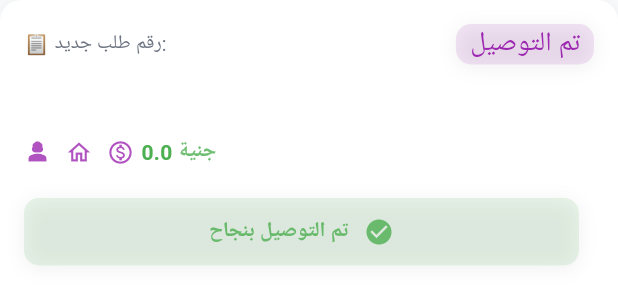
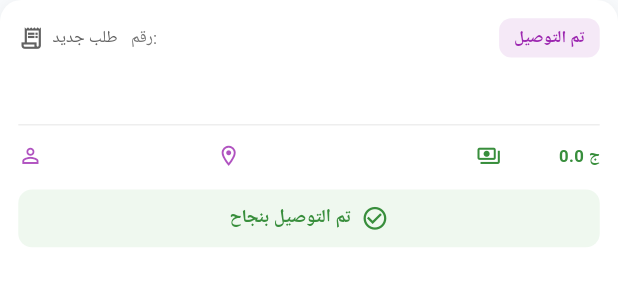
Before and after one commit to AbdelrahmanElkholy41/vill_pharmacy, a Flutter app: the StatusCard widget shown alone on an empty page, opened directly with empty values, on a phone screen of 412 x 824 dp. Shown: the top 305 px of the screen. Run offline on Flutter 3.47's test engine with Material 3 defaults, Android fonts, the phone set to English and light mode, and no system bars; our stand-ins replace dio, equatable, flutter_bloc, flutter_screenutil, flutter_secure_storage, geolocator and 2 more; accounts and stored records are empty; network calls fail; Roboto replaces fonts that are missing (Cairo).

Commit message:
fixed ui order status

```diff
--- a/lib/features/dashboard_pharmacy/presentation/widgets/status_card.dart
+++ b/lib/features/dashboard_pharmacy/presentation/widgets/status_card.dart
@@ -1,6 +1,6 @@
+
 import 'package:flutter/material.dart';
 import 'package:flutter_screenutil/flutter_screenutil.dart';
-import 'package:pharmacy_app/core/helpers/spacing.dart';
 
 import '../../../../core/theme/app_colors.dart';
 import '../../data/modal/all_order_modal.dart';
@@ -13,253 +13,262 @@ class StatusCard extends StatelessWidget {
     required this.order,
   });
 
+  bool get isDelivering =>
+      order.status == 'accepted' || order.status == 'preparing';
+
   @override
   Widget build(BuildContext context) {
     return Container(
-      padding: const EdgeInsets.all(16),
+      width: double.infinity,
+      padding: EdgeInsets.all(12.r),
       decoration: BoxDecoration(
         color: Colors.white,
-        borderRadius: BorderRadius.circular(14),
+        borderRadius: BorderRadius.circular(14.r),
         boxShadow: [
           BoxShadow(
             color: Colors.black.withOpacity(0.06),
-            blurRadius: 10,
+            blurRadius: 8.r,
             offset: const Offset(0, 2),
           ),
         ],
       ),
       child: Column(
-        crossAxisAlignment: CrossAxisAlignment.end,
+        crossAxisAlignment: CrossAxisAlignment.stretch,
+        children: [
+          // Header
+          Wrap(
+            alignment: WrapAlignment.spaceBetween,
+            crossAxisAlignment: WrapCrossAlignment.center,
+            spacing: 8.w,
+            runSpacing: 8.h,
             children: [
               Row(
-            mainAxisAlignment: MainAxisAlignment.spaceBetween,
+                mainAxisSize: MainAxisSize.min,
                 children: [
-              Row(
-                mainAxisAlignment: MainAxisAlignment.start,
-                children: [
-                  Row(
-                    children: [
-                      const Text(
-                        '📋',
-                        style: TextStyle(fontSize: 13),
+                  Icon(
+                    Icons.receipt_long_outlined,
+                    size: 17.sp,
+                    color: Colors.grey.shade700,
                   ),
-                      const SizedBox(width: 4),
+                  SizedBox(width: 5.w),
                   Text(
                     order.isTargeted ? 'موجّه للصيدلية' : 'طلب جديد',
-                        style: const TextStyle(
-                          fontSize: 13,
-                          color: Color(0xFF6B7280),
+                    style: TextStyle(
+                      fontSize: 11.sp,
+                      color: Colors.grey.shade700,
+                    ),
+                  ),
+                  SizedBox(width: 8.w),
+                  Text(
+                    'رقم: ${order.orderNumber}',
+                    style: TextStyle(
+                      fontSize: 11.sp,
+                      color: Colors.grey.shade600,
                     ),
                   ),
                 ],
               ),
-                  Text(
-                    ' رقم: ${order.orderNumber}',
-                    style: const TextStyle(
-                      fontSize: 13,
-                      color: Color(0xFF6B7280),
+              Container(
+                padding: EdgeInsets.symmetric(
+                  horizontal: 9.w,
+                  vertical: 5.h,
+                ),
+                decoration: BoxDecoration(
+                  color: Colors.purple.withOpacity(0.10),
+                  borderRadius: BorderRadius.circular(8.r),
+                ),
+                child: Text(
+                  isDelivering ? 'في الطريق' : 'تم التوصيل',
+                  style: TextStyle(
+                    fontSize: 11.sp,
+                    color: Colors.purple,
+                    fontWeight: FontWeight.w600,
+                  ),
                 ),
               ),
             ],
           ),
-              Row(
-                children: [
-                  Container(
-                    decoration: BoxDecoration(
-                        color: Colors.purple.withOpacity(0.12),
-                        borderRadius: BorderRadius.circular(10),
-                        boxShadow: [
-                          BoxShadow(
-                            color: Colors.black.withOpacity(0.06),
-                            blurRadius: 10,
-                            offset: const Offset(0, 2),
-                          ),
-                        ]),
-                    child: Text(
-                      order.status == 'accepted' || order.status == 'preparing'
-                          ? '  في الطريق  '
-                          : '  تم التوصيل  ',
-                      style: const TextStyle(
-                        fontSize: 18,
-                        color: Colors.purple,
+
+          SizedBox(height: 12.h),
+
+          // Order details
+          Text(
+            order.details,
+            textAlign: TextAlign.right,
+            style: TextStyle(
+              fontSize: 14.sp,
+              fontWeight: FontWeight.bold,
+              color: const Color(0xFF222222),
             ),
           ),
-                  )
+
+          // Prescription image indicator
+          if (order.hasPrescriptionImage) ...[
+            SizedBox(height: 6.h),
+            Row(
+              mainAxisAlignment: MainAxisAlignment.end,
+              children: [
+                Text(
+                  'يوجد صورة روشتة',
+                  style: TextStyle(
+                    fontSize: 11.sp,
+                    color: Colors.green.shade700,
+                  ),
+                ),
+                SizedBox(width: 4.w),
+                Icon(
+                  Icons.image_outlined,
+                  size: 16.sp,
+                  color: Colors.green.shade700,
+                ),
               ],
             ),
           ],
-          ),
-          const SizedBox(height: 10),
-          Column(
+
+          SizedBox(height: 12.h),
+          Divider(height: 1, color: Colors.grey.shade200),
+          SizedBox(height: 12.h),
+
+          // Customer, address and price horizontally
+          Row(
             crossAxisAlignment: CrossAxisAlignment.start,
             children: [
-              Row(
-                mainAxisAlignment: MainAxisAlignment.spaceBetween,
-                children: [
-                  Align(
-                    alignment: Alignment.centerRight,
-                    child: Text(
-                      order.details,
-                      style: const TextStyle(
-                        fontSize: 17,
-                        fontWeight: FontWeight.bold,
-                        color: Color(0xFF111827),
+              Expanded(
+                flex: 3,
+                child: _InfoItem(
+                  icon: Icons.person_outline,
+                  text: order.customer.fullName,
                 ),
               ),
+              SizedBox(width: 8.w),
+              Expanded(
+                flex: 4,
+                child: _InfoItem(
+                  icon: Icons.location_on_outlined,
+                  text: order.customer.address ?? 'العنوان غير متوفر',
                 ),
-                  if (order.hasPrescriptionImage) ...[
-                    const SizedBox(height: 8),
-                    const Row(
-                      mainAxisSize: MainAxisSize.min,
-                      children: [
-                        Text(
-                          '🖼️',
-                          style: TextStyle(fontSize: 12),
               ),
-                        SizedBox(width: 4),
-                        Text(
-                          textAlign: TextAlign.end,
-                          'يوجد صورة روشتة',
-                          style: TextStyle(
-                            fontSize: 12,
-                            color: Color(0xFF22C55E),
+              SizedBox(width: 8.w),
+              Expanded(
+                flex: 2,
+                child: _InfoItem(
+                  icon: Icons.payments_outlined,
+                  text: '${order.price} ج',
+                  color: Colors.green.shade700,
+                  bold: true,
                 ),
               ),
             ],
           ),
-                  ],
-                ],
+
+          SizedBox(height: 14.h),
+
+          // Delivery status
+          Container(
+            width: double.infinity,
+            padding: EdgeInsets.symmetric(vertical: 10.h),
+            decoration: BoxDecoration(
+              color: Colors.green.withOpacity(0.09),
+              borderRadius: BorderRadius.circular(9.r),
             ),
-              const SizedBox(height: 14),
-              Row(children: [
-                Icon(
-                  Icons.person_3_sharp,
-                  size: 18,
-                  color: Colors.purple.withOpacity(0.8),
-                ),
-                horizontalSpace(4.w),
-                Text(
-                  order.customer.fullName,
-                  style: const TextStyle(
-                    fontSize: 14,
-                    color: AppColors.primaryDark,
+            child: Row(
+              mainAxisAlignment: MainAxisAlignment.center,
+              children: [
+                Flexible(
+                  child: Text(
+                    isDelivering ? 'جاري التوصيل' : 'تم التوصيل بنجاح',
+                    textAlign: TextAlign.center,
+                    style: TextStyle(
+                      fontSize: 12.sp,
+                      fontWeight: FontWeight.w600,
+                      color: Colors.green.shade700,
                     ),
                   ),
-                horizontalSpace(4.w),
+                ),
+                SizedBox(width: 6.w),
                 Icon(
-                  Icons.home_outlined,
-                  size: 18,
-                  color: Colors.purple.withOpacity(0.8),
-                ),
-                horizontalSpace(4.w),
-                Text(order.customer.address ?? ' العنوان غير متوفر  ',
-                    style: const TextStyle(
-                      fontSize: 14,
-                      color: AppColors.primaryDark,
-                    )),
-                horizontalSpace(4.w),
-                Icon(Icons.monetization_on_outlined,
-                    size: 18, color: Colors.purple.withOpacity(0.8)),
-                horizontalSpace(4.w),
-                Text(order.price.toString(),
-                    style: const TextStyle(
-                      fontSize: 14,
-                      fontWeight: FontWeight.bold,
-                      color: Colors.green,
-                    )),
-                Text(
-                  " جنية",
-                  style: TextStyle(
-                    fontSize: 14,
-                    fontWeight: FontWeight.bold,
-                    color: Colors.green.withOpacity(0.8),
-                  ),
-                )
-              ])
-            ],
-          ),
-          const SizedBox(height: 20),
-          Row(
-            children: [
-              Expanded(
-                child: Container(
-                  padding: const EdgeInsets.symmetric(vertical: 12),
-                  decoration: BoxDecoration(
-                    color: Colors.green.withOpacity(0.12),
-                    borderRadius: BorderRadius.circular(10),
-                    boxShadow: [
-                      BoxShadow(
-                        color: Colors.black.withOpacity(0.06),
-                        blurRadius: 10,
-                        offset: const Offset(0, 2),
+                  isDelivering
+                      ? Icons.delivery_dining_outlined
+                      : Icons.check_circle_outline,
+                  size: 18.sp,
+                  color: Colors.green.shade700,
                 ),
               ],
             ),
-                  alignment: Alignment.center,
-                  child: Row(
-                    mainAxisAlignment: MainAxisAlignment.center,
-                    children: [
-                      order.status == 'accepted' || order.status == 'preparing'
-                          ? Text(
-                              'جاري التوصيل ',
-                              style: TextStyle(
-                                fontSize: 14,
-                                fontWeight: FontWeight.bold,
-                                color: Colors.green.withOpacity(0.8),
           ),
-                            )
-                          : Text(
-                              'تم التوصيل بنجاح',
-                              style: TextStyle(
-                                fontSize: 14,
-                                fontWeight: FontWeight.bold,
-                                color: Colors.green.withOpacity(0.8),
+
+          // Reject button
+          if (order.isTargeted) ...[
+            SizedBox(height: 9.h),
+            SizedBox(
+              width: double.infinity,
+              child: OutlinedButton.icon(
+                onPressed: () {
+                  // اربط هنا دالة رفض الطلب الموجودة عندك.
+                },
+                icon: Icon(Icons.close, size: 16.sp),
+                label: Text(
+                  'رفض الطلب',
+                  style: TextStyle(fontSize: 12.sp),
                 ),
-                            ),
-                      const SizedBox(width: 10),
-                      order.status == 'accepted' || order.status == 'preparing'
-                          ? Icon(
-                              Icons.delivery_dining_outlined,
-                              color: Colors.green.withOpacity(0.8),
-                              size: 20,
-                            )
-                          : Icon(
-                              Icons.check_circle,
-                              color: Colors.green.withOpacity(0.8),
-                              size: 20,
-                            )
-                    ],
+                style: OutlinedButton.styleFrom(
+                  foregroundColor: Colors.red,
+                  side: const BorderSide(color: Colors.red),
+                  padding: EdgeInsets.symmetric(vertical: 8.h),
+                  minimumSize: Size(0, 36.h),
+                  tapTargetSize: MaterialTapTargetSize.shrinkWrap,
+                  shape: RoundedRectangleBorder(
+                    borderRadius: BorderRadius.circular(9.r),
                   ),
                 ),
               ),
-              const SizedBox(width: 10),
-              order.isTargeted
-                  ? Expanded(
-                      child: ElevatedButton(
-                        onPressed: () {},
-                        style: ElevatedButton.styleFrom(
-                          backgroundColor: const Color(0xFFEF4444),
-                          foregroundColor: Colors.white,
-                          padding: const EdgeInsets.symmetric(vertical: 12),
-                          shape: RoundedRectangleBorder(
-                            borderRadius: BorderRadius.circular(10),
             ),
-                          elevation: 0,
-                        ),
-                        child: const Text(
-                          '✕ رفض',
-                          style: TextStyle(
-                            fontWeight: FontWeight.bold,
-                            fontSize: 14,
-                          ),
-                        ),
-                      ),
-                    )
-                  : const SizedBox(),
           ],
-          ),
         ],
       ),
     );
   }
 }
+
+class _InfoItem extends StatelessWidget {
+  final IconData icon;
+  final String text;
+  final Color? color;
+  final bool bold;
+
+  const _InfoItem({
+    required this.icon,
+    required this.text,
+    this.color,
+    this.bold = false,
+  });
+
+  @override
+  Widget build(BuildContext context) {
+    final itemColor = color ?? AppColors.primaryDark;
+
+    return Row(
+      crossAxisAlignment: CrossAxisAlignment.start,
+      children: [
+        Icon(
+          icon,
+          size: 16.sp,
+          color: color ?? Colors.purple.withOpacity(0.8),
+        ),
+        SizedBox(width: 4.w),
+        Expanded(
+          child: Text(
+            text,
+            textAlign: TextAlign.right,
+            softWrap: true,
+            style: TextStyle(
+              fontSize: 11.sp,
+              fontWeight: bold ? FontWeight.bold : FontWeight.normal,
+              color: itemColor,
+            ),
+          ),
+        ),
+      ],
+    );
+  }
+}
```
Lines whose indentation alone changed are shown as unchanged.
